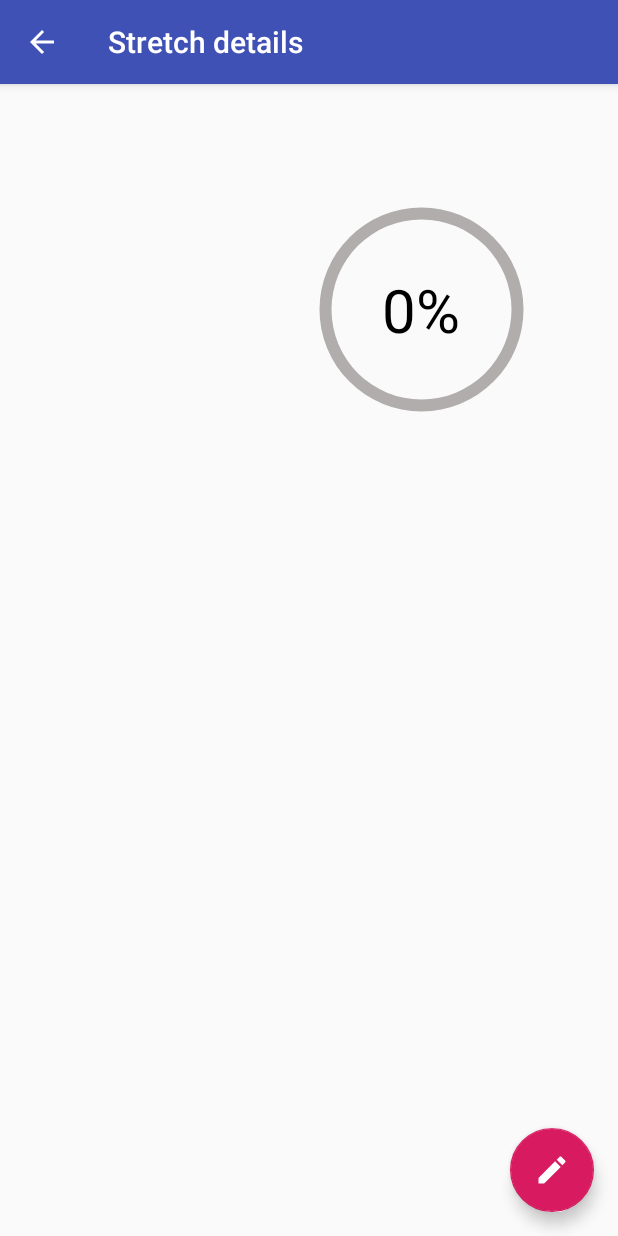
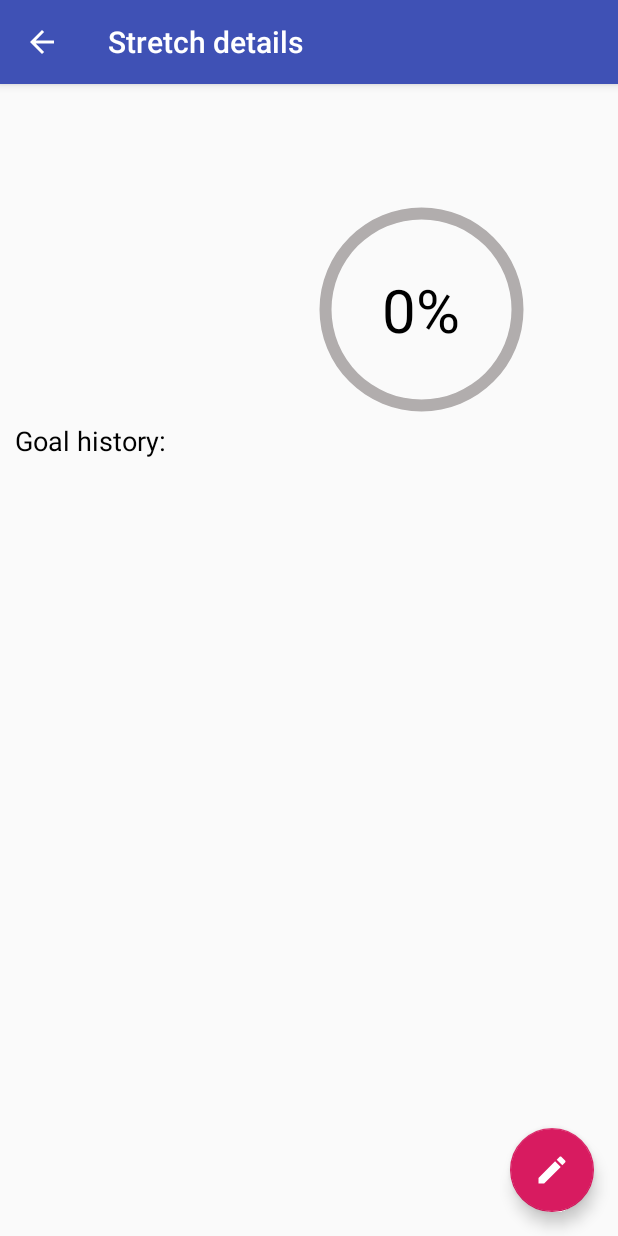
Before and after one commit to lisabg/MyWorkoutApplication, an Android app: the StretchDetailsActivity screen opened directly, with no data from a screen before it, on a phone screen of 412 x 824 dp. Run offline under Robolectric (Android 15) with nearby library versions, the phone set to English and light mode, and no system bars; 4 statements that could not run were skipped.

Commit message:
view and set goal history

```diff
--- a/app/build.gradle
+++ b/app/build.gradle
@@ -40,9 +40,9 @@ dependencies {
     implementation fileTree(dir: 'libs', include: ['*.jar'])
     implementation "org.jetbrains.kotlin:kotlin-stdlib-jdk7:$kotlin_version"
     implementation 'androidx.appcompat:appcompat:1.1.0'
-    implementation 'androidx.core:core-ktx:1.1.0'
+    implementation 'androidx.core:core-ktx:1.2.0'
     implementation 'androidx.constraintlayout:constraintlayout:1.1.3'
-    implementation 'com.google.android.material:material:1.0.0'
+    implementation 'com.google.android.material:material:1.1.0'
     implementation 'androidx.recyclerview:recyclerview:1.2.0-alpha01'
     implementation 'androidx.legacy:legacy-support-v4:1.0.0'
     testImplementation 'junit:junit:4.12'
@@ -50,7 +50,7 @@ dependencies {
     androidTestImplementation 'androidx.test.espresso:espresso-core:3.2.0'
     //implementation 'com.google.android.material:material:1.0.0'
 
-    def lifecycle_version = "2.1.0"
+    def lifecycle_version = "2.2.0"
     def daggerVersion = "2.5"
     implementation "androidx.lifecycle:lifecycle-extensions:$lifecycle_version"     // ViewModel and LiveData
     implementation "com.google.dagger:dagger:$daggerVersion"
--- a/app/src/main/java/com/example/myapplication/stretch/StretchDataBaseHandler.kt
+++ b/app/src/main/java/com/example/myapplication/stretch/StretchDataBaseHandler.kt
@@ -10,7 +10,7 @@ import android.widget.Toast
 import com.example.myapplication.entities.Stretch
 
 val DATABASE_NAME = "MyStretchDataBase"
-val DATABASE_VERSION = 5
+val DATABASE_VERSION = 6
 
 val ST_TABLE_NAME = "Stretches"
 val ST_COL_ID = "id"
@@ -21,6 +21,11 @@ val ST_COL_SETS = "sets"
 
 val ST_COL_SECONDS_START = "seconds_start"
 val ST_COL_SECONDS_GOAL = "seconds_goal"
+
+val ST_HIST_TABLE_NAME = "Stretch_history"
+val ST_HIST_COL_ID = "id"
+val ST_HIST_COL_EX_ID = "stretch_id"
+val ST_HIST_COL_SECONDS = "seconds"
 
 class StretchDataBaseHandler(val context: Context) : SQLiteOpenHelper(
     context,
@@ -43,12 +48,21 @@ class StretchDataBaseHandler(val context: Context) : SQLiteOpenHelper(
                 ST_COL_SECONDS_START + " LONG, " +
                 ST_COL_SECONDS_GOAL + " LONG" + ");")
 
+        val createHistTable = ("CREATE TABLE " + ST_HIST_TABLE_NAME + "(" +
+                ST_HIST_COL_ID + " INTEGER PRIMARY KEY AUTOINCREMENT, " +
+                ST_HIST_COL_EX_ID + " INTEGER, " +
+                ST_HIST_COL_SECONDS + " LONG, " +
+                "FOREIGN KEY (" + ST_HIST_COL_EX_ID + ") REFERENCES " + ST_TABLE_NAME + " (" + ST_COL_ID + ")" +
+                ");")
+
         p0?.execSQL(createStTable)
+        p0?.execSQL(createHistTable)
     }
 
     override fun onUpgrade(db: SQLiteDatabase, oldVersion: Int, newVersion: Int) {
         db.run {
             execSQL("DROP TABLE IF EXISTS $ST_TABLE_NAME")
+            execSQL("DROP TABLE IF EXISTS $ST_HIST_TABLE_NAME")
         }
 
         onCreate(db)
@@ -70,6 +84,16 @@ class StretchDataBaseHandler(val context: Context) : SQLiteOpenHelper(
 //        if (result == (-1).toLong()) {
 //            Toast.makeText(context, "DB Failed", Toast.LENGTH_SHORT).show()
 //        } else Toast.makeText(context, "DB Success", Toast.LENGTH_SHORT).show()
+    }
+
+    fun insertSecondsHistory(id: Int, weight: Long) {
+        val db = this.writableDatabase
+        val cv = ContentValues()
+
+        cv.put(ST_HIST_COL_EX_ID, id)
+        cv.put(ST_HIST_COL_SECONDS, weight)
+
+        db.insert(ST_HIST_TABLE_NAME, null, cv)
     }
 
     fun readStretchData(): MutableList<Stretch> {
@@ -101,6 +125,27 @@ class StretchDataBaseHandler(val context: Context) : SQLiteOpenHelper(
         return list
     }
 
+    fun readStretchHistoryData(id: Int): MutableList<Long> {
+        val list: MutableList<Long> = ArrayList()
+
+        val db = this.readableDatabase
+        val query = "SELECT * FROM $ST_HIST_TABLE_NAME WHERE $ST_HIST_COL_EX_ID = $id"
+        val result = db.rawQuery(query, null)
+        val count = result.count
+
+        if (count > 0 && result.moveToFirst()) {
+            do {
+                list.add(result.getString(result.getColumnIndex(ST_HIST_COL_SECONDS)).toLong())
+
+            } while (result.moveToNext())
+        }
+
+        result.close()
+        db.close()
+        return list
+    }
+
+
     fun updateStretchData(stretch: Stretch): Boolean {
 
         val db = this.writableDatabase
@@ -121,12 +166,29 @@ class StretchDataBaseHandler(val context: Context) : SQLiteOpenHelper(
         return Integer.parseInt("$_success") != -1
     }
 
+    fun updateStretchGoal(id: Int, start: Long, goal: Long): Boolean{
+        val db = this.writableDatabase
+        val cv = ContentValues()
+
+        cv.put(ST_COL_SECONDS_START, start)
+        cv.put(ST_COL_SECONDS_GOAL, goal)
+
+        val whereClause = "$ST_COL_ID=?"
+        val whereArgs = arrayOf(id.toString())
+
+        val _success = db.update(ST_TABLE_NAME, cv, whereClause, whereArgs)
+        db.close()
+
+        return Integer.parseInt("$_success") != -1
+
+    }
+
     fun deleteStretchData(name: String): Int {
         val db = this.writableDatabase
         val result = db.delete(ST_TABLE_NAME, "$ST_COL_NAME=?", arrayOf(name))
-        if (result >= 1) {
-            Toast.makeText(context, "DB Success", Toast.LENGTH_SHORT).show()
-        } else Toast.makeText(context, "DB Failed", Toast.LENGTH_SHORT).show()
+//        if (result >= 1) {
+//            Toast.makeText(context, "DB Success", Toast.LENGTH_SHORT).show()
+//        } else Toast.makeText(context, "DB Failed", Toast.LENGTH_SHORT).show()
         db.close()
         return result
     }
--- a/app/src/main/java/com/example/myapplication/stretch/StretchDetailsActivity.kt
+++ b/app/src/main/java/com/example/myapplication/stretch/StretchDetailsActivity.kt
@@ -8,6 +8,9 @@ import android.view.View
 import android.widget.TextView
 import android.widget.Toast
 import androidx.appcompat.app.AlertDialog
+import androidx.recyclerview.widget.LinearLayoutManager
+import androidx.recyclerview.widget.RecyclerView
+import com.example.myapplication.DetailsRecyclerViewAdapter
 import com.example.myapplication.R
 import com.example.myapplication.entities.Stretch
 import com.example.myapplication.entities.calculateProgress
@@ -18,6 +21,9 @@ import kotlinx.android.synthetic.main.stretch_new_dialog.view.*
 import kotlinx.android.synthetic.main.toolbar.*
 
 class StretchDetailsActivity : AppCompatActivity() {
+
+    private lateinit var viewManager: RecyclerView.LayoutManager
+    private lateinit var viewAdapter: RecyclerView.Adapter<*>
 
     override fun onCreate(savedInstanceState: Bundle?) {
         super.onCreate(savedInstanceState)
@@ -47,6 +53,9 @@ class StretchDetailsActivity : AppCompatActivity() {
 
             setEditableValues(mStretchDialogView)
 
+            val currentSeconds = mStretchDialogView.new_stretch_time_input.text.toString()
+            val currentGoal = mStretchDialogView.new_stretch_goal_input.text.toString()
+
             mStretchDialogView.add_stretch_submit_button.setOnClickListener {
                 if (!mStretchDialogView.new_stretch_title_input.text.isBlank() &&
                     !mStretchDialogView.new_stretch_description_input.text.isBlank() &&
@@ -65,7 +74,7 @@ class StretchDetailsActivity : AppCompatActivity() {
                     val description = mStretchDialogView.new_stretch_description_input.text.toString()
                     val seconds = mStretchDialogView.new_stretch_time_input.text.toString()
                     val sets = mStretchDialogView.new_stretch_sets_input.text.toString()
-                    val goals = mStretchDialogView.new_stretch_goal_input.text.toString()
+                    val goal = mStretchDialogView.new_stretch_goal_input.text.toString()
 
                     //add input to data array for display
                     val stretch = Stretch(
@@ -73,10 +82,18 @@ class StretchDetailsActivity : AppCompatActivity() {
                         description,
                         seconds.toLong(),
                         sets.toLong(),
-                        goals.toLong()
+                        goal.toLong()
                     )
 
                     stretch.id = id
+
+                    if (currentSeconds != seconds) {
+                        db.insertSecondsHistory(id, seconds.toLong())
+                    }
+
+                    if (currentGoal != goal || currentGoal > goal) {
+                        db.updateStretchGoal(id, seconds.toLong(), goal.toLong())
+                    }
 
                     db.updateStretchData(stretch)
 
@@ -109,6 +126,7 @@ class StretchDetailsActivity : AppCompatActivity() {
     override fun onStart() {
         super.onStart()
 
+        val id = intent.extras?.getString("id")!!.toInt()
         val name = intent.extras?.getString("name")
         val description = intent.extras?.getString("description")
         val seconds = intent.extras?.getString("seconds")
@@ -121,6 +139,9 @@ class StretchDetailsActivity : AppCompatActivity() {
         stretch_seconds_details.text = getString(R.string.seconds_text, seconds!!.toInt())
         stretch_sets_details.text = getString(R.string.sets_text, sets!!.toInt())
         stretch_goal_details.text = getString(R.string.goal_text, goal!!.toInt())
+        stretch_history_title.text = getString(R.string.goal_history_title)
+
+        fetchHistory(id)
 
         if (seconds == start) {
             details_progress_bar.progress = 0
@@ -134,4 +155,21 @@ class StretchDetailsActivity : AppCompatActivity() {
 
     }
 
+    private fun fetchHistory(id: Int) {
+
+        val db = StretchDataBaseHandler(this)
+        val history = db.readStretchHistoryData(id)
+
+        viewAdapter = DetailsRecyclerViewAdapter(history)
+        viewManager = LinearLayoutManager(this)
+
+        findViewById<RecyclerView>(R.id.stretch_history_recycler_view).apply {
+            // use this setting to improve performance if you know that changes in content do not change the layout size of the RecyclerView
+            setHasFixedSize(true)
+
+            layoutManager = viewManager
+            adapter = viewAdapter
+        }
+    }
+
 }
--- a/app/src/main/java/com/example/myapplication/stretch/StretchDetailsRecyclerviewAdapter.kt
+++ /dev/null
@@ -1 +0,0 @@
-package com.example.myapplication.stretch
--- a/app/src/main/res/layout/converter_layout.xml
+++ b/app/src/main/res/layout/converter_layout.xml
@@ -11,7 +11,6 @@
             android:id="@+id/include2"
             layout="@layout/toolbar"
             app:layout_constraintEnd_toEndOf="parent"
-            app:layout_constraintHorizontal_bias="1.0"
             app:layout_constraintStart_toStartOf="parent"
             tools:layout_editor_absoluteY="116dp" />
 
@@ -24,7 +23,6 @@
             android:textSize="27sp"
             android:textStyle="bold"
             app:layout_constraintEnd_toEndOf="parent"
-            app:layout_constraintHorizontal_bias="0.5"
             app:layout_constraintStart_toStartOf="parent"
             app:layout_constraintTop_toTopOf="@+id/include2" />
 
@@ -37,7 +35,6 @@
             android:inputType="numberDecimal"
             android:maxLength="6"
             app:layout_constraintEnd_toEndOf="parent"
-            app:layout_constraintHorizontal_bias="0.5"
             app:layout_constraintStart_toStartOf="parent"
             app:layout_constraintTop_toBottomOf="@+id/converter_title_id"
             tools:ignore="Autofill" />
@@ -49,7 +46,6 @@
             android:layout_height="wrap_content"
             android:layout_marginTop="16dp"
             app:layout_constraintEnd_toEndOf="parent"
-            app:layout_constraintHorizontal_bias="0.5"
             app:layout_constraintStart_toStartOf="parent"
             app:layout_constraintTop_toBottomOf="@+id/converter_input_number">
 
@@ -100,7 +96,6 @@
             android:layout_marginTop="32dp"
             android:text="@string/converter_convert_button"
             app:layout_constraintEnd_toEndOf="parent"
-            app:layout_constraintHorizontal_bias="0.0"
             app:layout_constraintStart_toStartOf="parent"
             app:layout_constraintTop_toBottomOf="@+id/linearLayout" />
 
@@ -128,7 +123,6 @@
                 android:layout_height="36dp"
                 android:layout_marginStart="8dp"
                 android:layout_marginTop="8dp"
-                android:text=""
                 android:textColor="#E91E63"
                 android:textSize="28sp"
                 android:textStyle="bold" />
--- a/app/src/main/res/layout/dashboard_layout.xml
+++ b/app/src/main/res/layout/dashboard_layout.xml
@@ -27,7 +27,6 @@
             android:text="@string/converter_title"
             app:layout_constraintBottom_toTopOf="@+id/textView"
             app:layout_constraintEnd_toEndOf="parent"
-            app:layout_constraintHorizontal_bias="0.5"
             app:layout_constraintStart_toStartOf="parent" />
 
     <ImageButton
@@ -41,7 +40,6 @@
             android:text="@string/converter_title"
             app:layout_constraintBottom_toBottomOf="parent"
             app:layout_constraintEnd_toEndOf="parent"
-            app:layout_constraintHorizontal_bias="0.5"
             app:layout_constraintStart_toStartOf="parent"
             app:layout_constraintTop_toTopOf="parent" />
 
@@ -57,7 +55,6 @@
             android:src="@drawable/converter_clipart"
             android:text="@string/converter_title"
             app:layout_constraintEnd_toEndOf="parent"
-            app:layout_constraintHorizontal_bias="0.5"
             app:layout_constraintStart_toStartOf="parent"
             app:layout_constraintTop_toBottomOf="@+id/textView3" />
 
@@ -69,7 +66,6 @@
             android:text="@string/stretch_title"
             app:layout_constraintBottom_toTopOf="@+id/dashboard_exercises_button"
             app:layout_constraintEnd_toEndOf="parent"
-            app:layout_constraintHorizontal_bias="0.5"
             app:layout_constraintStart_toStartOf="parent" />
 
     <TextView
@@ -79,7 +75,6 @@
             android:layout_marginTop="4dp"
             android:text="@string/exercise_title"
             app:layout_constraintEnd_toEndOf="parent"
-            app:layout_constraintHorizontal_bias="0.5"
             app:layout_constraintStart_toStartOf="parent"
             app:layout_constraintTop_toBottomOf="@+id/dashboard_exercises_button" />
 
@@ -90,7 +85,6 @@
             android:layout_marginTop="4dp"
             android:text="@string/converter_title"
             app:layout_constraintEnd_toEndOf="parent"
-            app:layout_constraintHorizontal_bias="0.5"
             app:layout_constraintStart_toStartOf="parent"
             app:layout_constraintTop_toBottomOf="@+id/dashboard_converter_button" />
 
--- a/app/src/main/res/layout/details_card_view_layout.xml
+++ b/app/src/main/res/layout/details_card_view_layout.xml
@@ -16,10 +16,11 @@
                 android:orientation="horizontal">
 
             <TextView
-                    android:id="@+id/details_card_view_weight"
+                    android:id="@+id/details_card_view_data"
                     android:layout_width="match_parent"
                     android:layout_height="wrap_content"
-                    android:textAppearance="@style/Base.TextAppearance.AppCompat.Medium" />
+                    android:textAppearance="@style/Base.TextAppearance.AppCompat.Medium"
+                    android:paddingStart="15dp"/>
 
 
         </LinearLayout>
--- a/app/src/main/res/layout/details_history_layout.xml
+++ /dev/null
@@ -1,18 +0,0 @@
-<?xml version="1.0" encoding="utf-8"?>
-<LinearLayout xmlns:android="http://schemas.android.com/apk/res/android"
-        android:orientation="vertical" android:layout_width="match_parent"
-        android:layout_height="wrap_content">
-
-    <TextView
-            android:id="@+id/details_recycler_view_title"
-            android:layout_width="match_parent"
-            android:layout_height="wrap_content"
-            android:textAppearance="@style/Base.TextAppearance.AppCompat.Medium" />
-
-    <androidx.recyclerview.widget.RecyclerView
-            android:id="@+id/details_recycler_view"
-            android:layout_width="match_parent"
-            android:layout_height="wrap_content"
-            android:scrollbars="vertical" />
-
-</LinearLayout>
--- a/app/src/main/res/layout/stretch_details_layout.xml
+++ b/app/src/main/res/layout/stretch_details_layout.xml
@@ -9,6 +9,7 @@
     <include layout="@layout/toolbar" />
 
     <LinearLayout
+            android:id="@+id/linearLayout3"
             android:layout_width="match_parent"
             android:layout_height="wrap_content"
             android:layout_marginTop="57dp"
@@ -26,7 +27,8 @@
         <LinearLayout
                 android:layout_width="match_parent"
                 android:layout_height="wrap_content"
-                android:orientation="horizontal">
+                android:orientation="horizontal"
+                android:baselineAligned="false">
 
             <LinearLayout
                     android:layout_width="0dp"
@@ -60,9 +62,33 @@
 
         </LinearLayout>
 
-        <include layout="@layout/details_history_layout" />
+        <TextView
+                android:id="@+id/stretch_history_title"
+                android:layout_width="match_parent"
+                android:layout_height="wrap_content"
+                android:textAppearance="@style/Base.TextAppearance.AppCompat.Medium"
+                android:textColor="#000000" />
 
     </LinearLayout>
+
+    <RelativeLayout
+            android:layout_width="match_parent"
+            android:layout_height="0dp"
+            android:orientation="vertical"
+            app:layout_constraintBottom_toBottomOf="parent"
+            app:layout_constraintEnd_toEndOf="parent"
+            app:layout_constraintHorizontal_bias="0.5"
+            app:layout_constraintStart_toStartOf="parent"
+            app:layout_constraintTop_toBottomOf="@+id/linearLayout3">
+
+
+        <androidx.recyclerview.widget.RecyclerView
+                android:id="@+id/stretch_history_recycler_view"
+                android:layout_width="match_parent"
+                android:layout_height="wrap_content"
+                android:scrollbars="vertical" />
+
+    </RelativeLayout>
 
     <com.google.android.material.floatingactionbutton.FloatingActionButton
             android:id="@+id/edit_stretch_button"
--- a/app/src/main/res/values/strings.xml
+++ b/app/src/main/res/values/strings.xml
@@ -26,12 +26,14 @@
     </string-array>
 
     <string name="percentage_text">%1$d%%</string>
+    <string name="name_text">Name: %1$s</string>
+    <string name="description_text">Description: %1$s</string>
     <string name="repetition_text">Repetition: %1$d</string>
     <string name="sets_text">Sets: %1$d</string>
     <string name="seconds_text">Seconds: %1$d</string>
     <string name="weight_text">Weight: %1$d</string>
     <string name="goal_text">Goal: %1$d</string>
-    <string name="goal_history_title">Goal history</string>
+    <string name="goal_history_title">Goal history: </string>
 
     <string name="exercise_title">Exercises</string>
     <string name="exercise_title_hint">Exercise name</string>
```
Also changed, not shown: app/src/main/java/com/example/myapplication/DetailsRecyclerViewAdapter.kt (renamed from app/src/main/java/com/example/myapplication/exercise/ExerciseDetailsRecyclerViewAdapter.kt, +9 -9 lines), app/src/main/java/com/example/myapplication/exercise/ExerciseActivity.kt (+11 -24 lines), app/src/main/java/com/example/myapplication/exercise/ExerciseDataBaseHandler.kt (+35 -13 lines), app/src/main/java/com/example/myapplication/exercise/ExerciseDetailsActivity.kt (+14 -6 lines), app/src/main/java/com/example/myapplication/exercise/ExerciseRecyclerViewAdapter.kt (+4 -4 lines), app/src/main/java/com/example/myapplication/stretch/StretchActivity.kt (+12 -20 lines), app/src/main/java/com/example/myapplication/stretch/StretchRecyclerviewAdapter.kt (+4 -4 lines), app/src/main/res/layout/exercise_details_layout.xml (+27 -2 lines).
